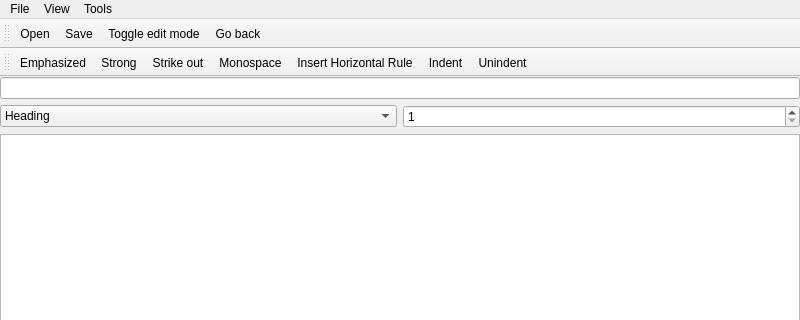
Old version of the form src/mainwindow.ui in the repository ec1oud/nettebook; both pictures show x 0 to 800 and y 0 to 320 of the 800 by 900 pixel window.
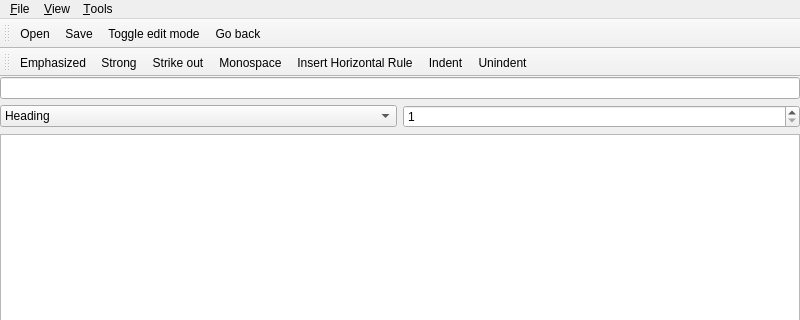
New version of the form. Icons and pictures are not drawn. Custom widgets are drawn as their Qt base class.

Commit message:
nb: add ampersands to menu items; add action to view ipfs:local
ampersands become underscores which indicate the alt-key combination
for the menu item: e.g. Control-Q is the quit shortcut, but since
the menu item is &File | E&xit it means you can alternatively hit
Alt-F and then X to quit.

Patch:
```diff
--- a/src/mainwindow.ui
+++ b/src/mainwindow.ui
@@ -120,12 +120,12 @@
      <x>0</x>
      <y>0</y>
      <width>800</width>
-     <height>20</height>
+     <height>39</height>
     </rect>
    </property>
    <widget class="QMenu" name="menuFile">
     <property name="title">
-     <string>File</string>
+     <string>&amp;File</string>
     </property>
     <addaction name="actionOpen"/>
     <addaction name="actionSave"/>
@@ -136,13 +136,13 @@
    </widget>
    <widget class="QMenu" name="menuView">
     <property name="title">
-     <string>View</string>
+     <string>&amp;View</string>
     </property>
     <addaction name="actionBack"/>
    </widget>
    <widget class="QMenu" name="menuTools">
     <property name="title">
-     <string>Tools</string>
+     <string>&amp;Tools</string>
     </property>
     <addaction name="actionConvert_CID_v0_to_v1"/>
    </widget>
```
Left out of the diff: 22 changed lines with no effect on the pictures. The commit also changes 2 other files.
